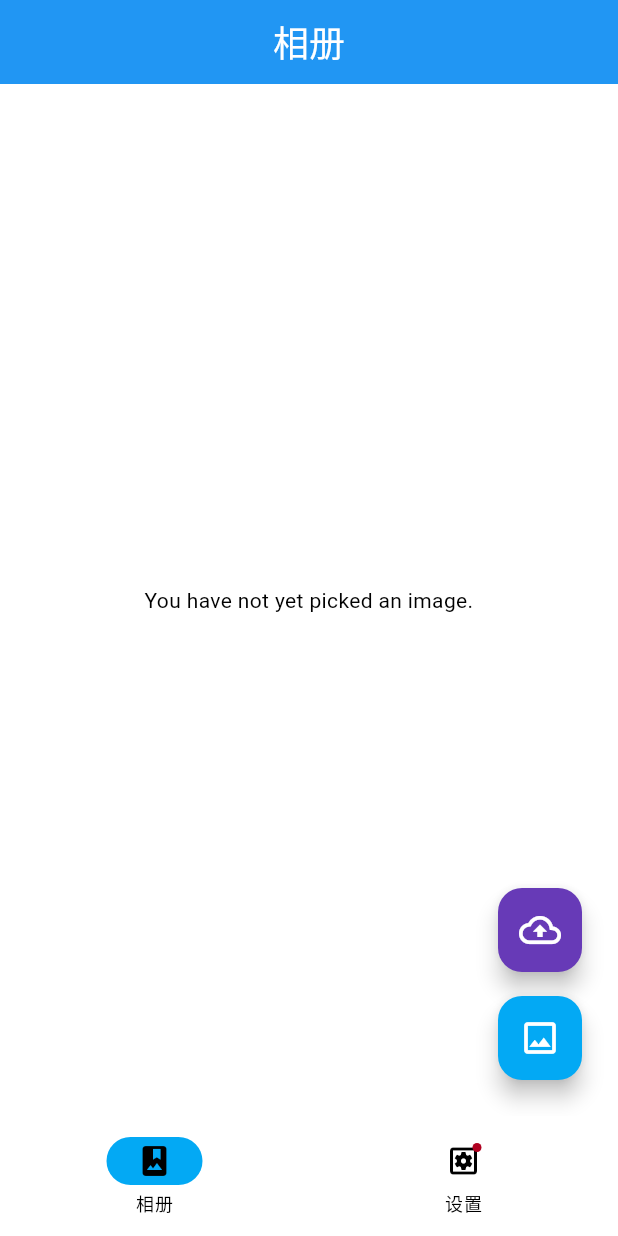
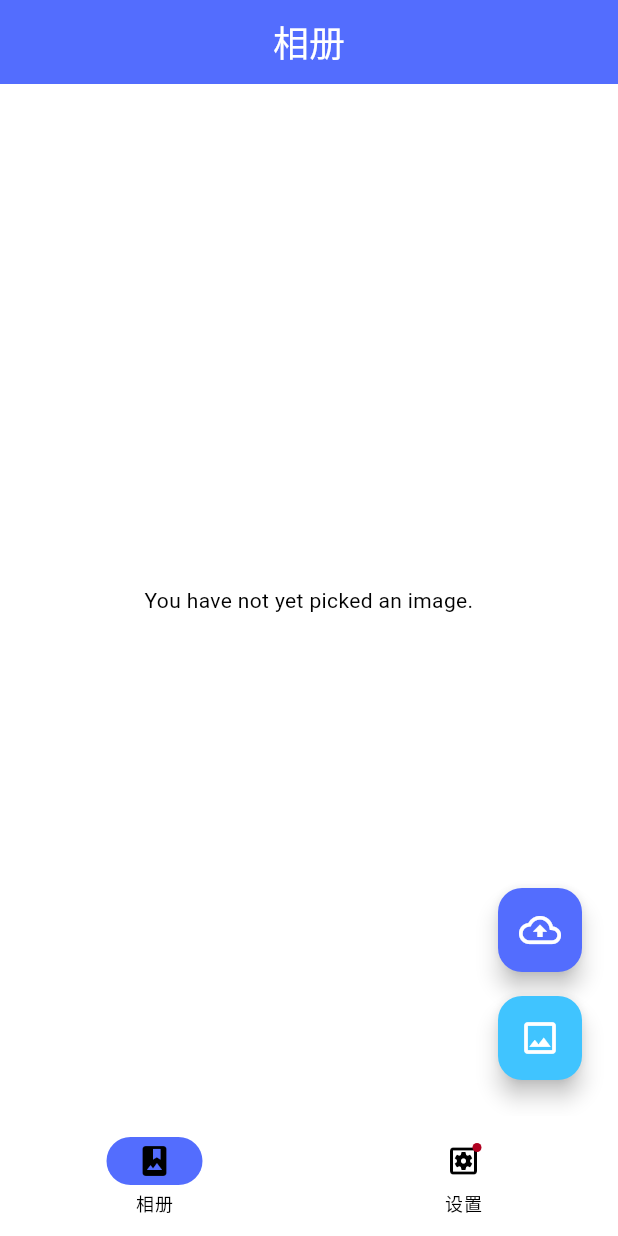
Before and after one commit to CrossEvol/flutter_ce_picgo, a Flutter app: the screen it shows after launch, on a phone screen of 412 x 824 dp. Run offline on Flutter 3.47's test engine with Material 3 defaults, Android fonts, the phone set to English and light mode, and no system bars; our stand-ins replace bloc, dio, equatable, extended_image, flutter_bloc, fluttertoast and 10 more; missing offline and left inert: bitsdojo_window, enum_to_string; accounts and stored records are empty; generated files the repository leaves out were written again.

Commit message:
apply the ThemeDataStyle

```diff
--- a/lib/styles/theme_data_style.dart
+++ b/lib/styles/theme_data_style.dart
@@ -8,7 +8,7 @@ class ThemeDataStyle {
     colorScheme: ColorScheme.light(
       background: Colors.white,
       primary: Colors.lightBlueAccent.shade200,
-      secondary: Colors.lightBlue.shade300,
+      secondary: Colors.indigoAccent.shade200,
     ),
   );
 
@@ -16,9 +16,9 @@ class ThemeDataStyle {
     useMaterial3: true,
     brightness: Brightness.dark,
     colorScheme: ColorScheme.dark(
-      background: Colors.grey.shade900,
-      primary: Colors.deepPurple.shade700,
-      secondary: Colors.deepPurple.shade900,
+      background: Colors.grey.shade800,
+      primary: Colors.deepPurple.shade600,
+      secondary: Colors.deepPurple.shade800,
     ),
   );
 
--- a/lib/views/album_screen.dart
+++ b/lib/views/album_screen.dart
@@ -41,6 +41,7 @@ class _AlbumScreenState extends State<AlbumScreen> {
     return Scaffold(
         appBar: HomePageAppBar(
           title: '相册',
+          backgroundColor: Theme.of(context).colorScheme.secondary,
         ),
         floatingActionButton: Column(
           mainAxisAlignment: MainAxisAlignment.end,
@@ -48,7 +49,7 @@ class _AlbumScreenState extends State<AlbumScreen> {
             Padding(
               padding: const EdgeInsets.all(8.0),
               child: FloatingActionButton(
-                backgroundColor: Colors.deepPurple,
+                backgroundColor: Theme.of(context).colorScheme.secondary,
                 onPressed: () async {
                   if (_mediaFileList == null) {
                     showDialog(
@@ -84,9 +85,6 @@ class _AlbumScreenState extends State<AlbumScreen> {
                     context.read<ImageCacheBloc>().add(ImageCacheEventPut(
                         key: _mediaFileList!.first.path,
                         xFile: _mediaFileList!.first));
-                    // Provider.of<ImageCacheModel>(context, listen: false)
-                    //     .setImageCache(
-                    //         _mediaFileList!.first.path, _mediaFileList!.first);
                     if (_mediaFileList!.isNotEmpty) {
                       context.read<UploadImageBloc>().add(UploadImageEventAdd(
                           uploadedImage: UploadedImage(
@@ -119,7 +117,7 @@ class _AlbumScreenState extends State<AlbumScreen> {
             Padding(
               padding: const EdgeInsets.all(8.0),
               child: FloatingActionButton(
-                backgroundColor: Colors.lightBlue,
+                backgroundColor: Theme.of(context).colorScheme.primary,
                 onPressed: () async {
                   try {
                     final XFile? pickedFile = await _picker.pickImage(
--- a/lib/views/home_screen.dart
+++ b/lib/views/home_screen.dart
@@ -28,7 +28,7 @@ class _HomeScreenState extends State<HomeScreen> {
               currentPageIndex = index;
             });
           },
-          indicatorColor: Colors.lightBlue,
+          indicatorColor: Theme.of(context).colorScheme.secondary,
           selectedIndex: currentPageIndex,
           destinations: const <Widget>[
             NavigationDestination(
--- a/lib/views/image_storage_settings_views/base_pb_page_state.dart
+++ b/lib/views/image_storage_settings_views/base_pb_page_state.dart
@@ -57,7 +57,7 @@ abstract class BasePBSettingPageState<T extends StatefulWidget>
                           foregroundColor:
                               MaterialStateProperty.all(Colors.white),
                           backgroundColor: MaterialStateProperty.all(
-                              Theme.of(context).primaryColor)),
+                              Theme.of(context).colorScheme.primary)),
                       child: const Text('保存'),
                       onPressed: () {
                         if (validate) {
@@ -73,7 +73,7 @@ abstract class BasePBSettingPageState<T extends StatefulWidget>
                           foregroundColor:
                               MaterialStateProperty.all(Colors.white),
                           backgroundColor:
-                              MaterialStateProperty.all(Colors.greenAccent)),
+                              MaterialStateProperty.all(Theme.of(context).colorScheme.secondary)),
                       child: const Text('设为默认图床'),
                       onPressed: () {
                         if (validate) {
--- a/lib/views/picgo_setting_views/picgo_setting_view.dart
+++ b/lib/views/picgo_setting_views/picgo_setting_view.dart
@@ -64,6 +64,7 @@ class _PicGoSettingViewState extends State<PicGoSettingView> {
               ListTile(
                 title: const Text('上传前重命名'),
                 trailing: CupertinoSwitch(
+                  activeColor: Theme.of(context).colorScheme.primary,
                   value: isUploadedRename,
                   onChanged: (value) {
                     _save(SharedPreferencesKeys.settingIsUploadedRename, value);
@@ -76,6 +77,7 @@ class _PicGoSettingViewState extends State<PicGoSettingView> {
               ListTile(
                 title: const Text('时间戳重命名'),
                 trailing: CupertinoSwitch(
+                  activeColor: Theme.of(context).colorScheme.primary,
                   value: isTimestampRename,
                   onChanged: (value) {
                     _save(
@@ -89,6 +91,7 @@ class _PicGoSettingViewState extends State<PicGoSettingView> {
               ListTile(
                 title: const Text('开启上传提示'),
                 trailing: CupertinoSwitch(
+                  activeColor: Theme.of(context).colorScheme.primary,
                   value: isUploadedTip,
                   onChanged: (value) async {
                     if (value) {
@@ -106,6 +109,7 @@ class _PicGoSettingViewState extends State<PicGoSettingView> {
               ListTile(
                 title: const Text('仅删除本地图片'),
                 trailing: CupertinoSwitch(
+                  activeColor: Theme.of(context).colorScheme.primary,
                   value: isForceDelete,
                   onChanged: (value) {
                     _save(SharedPreferencesKeys.settingIsForceDelete, value);
--- a/lib/views/settings_screen.dart
+++ b/lib/views/settings_screen.dart
@@ -31,7 +31,10 @@ class _SettingsScreenState extends State<SettingsScreen> {
   @override
   Widget build(BuildContext context) {
     return Scaffold(
-      appBar: HomePageAppBar(title: '设置'),
+      appBar: HomePageAppBar(
+        title: '设置',
+        backgroundColor: Theme.of(context).colorScheme.secondary,
+      ),
       body: ListView(
         children: <Widget>[
           // 图标面板
--- a/lib/widgets/home_page_app_bar.dart
+++ b/lib/widgets/home_page_app_bar.dart
@@ -1,13 +1,13 @@
 import 'package:flutter/material.dart';
 
 class HomePageAppBar extends AppBar {
-  HomePageAppBar({super.key, required title})
+  HomePageAppBar({super.key, required title,required backgroundColor})
       : super(
           title: Text(title),
           titleTextStyle: const TextStyle(color: Colors.white,fontSize: 24.0),
           // Default title
           centerTitle: true,
-          backgroundColor: Colors.blue,
+          backgroundColor: backgroundColor,
           leading: const SizedBox(),
           actions: [],
         );
```
